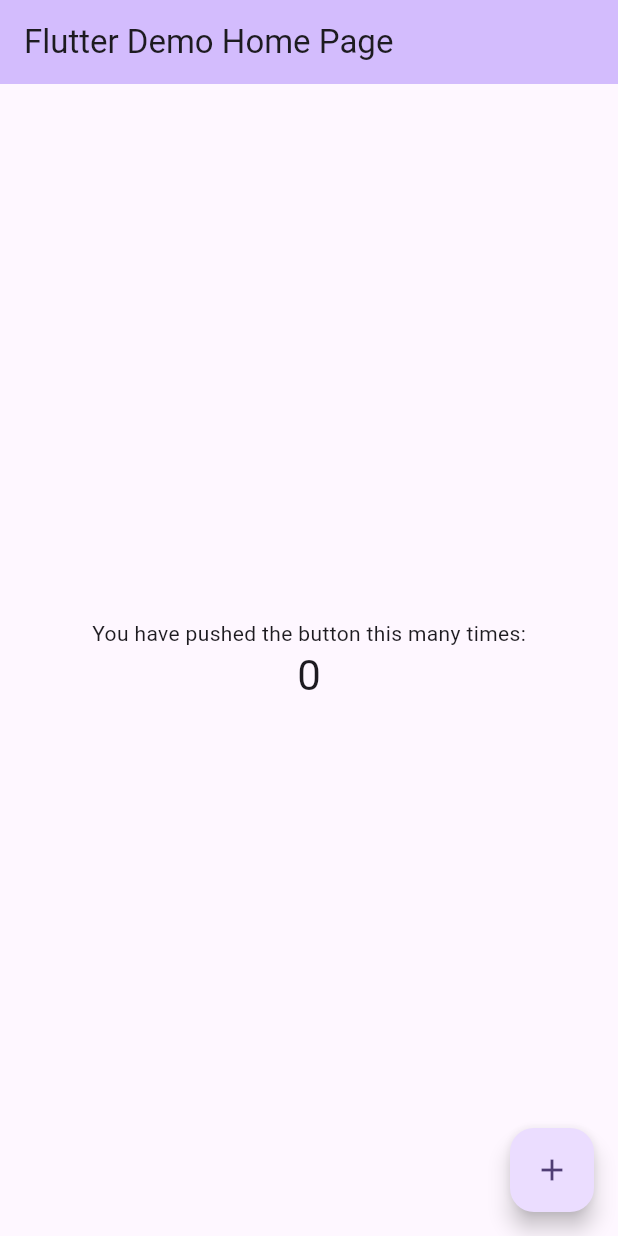
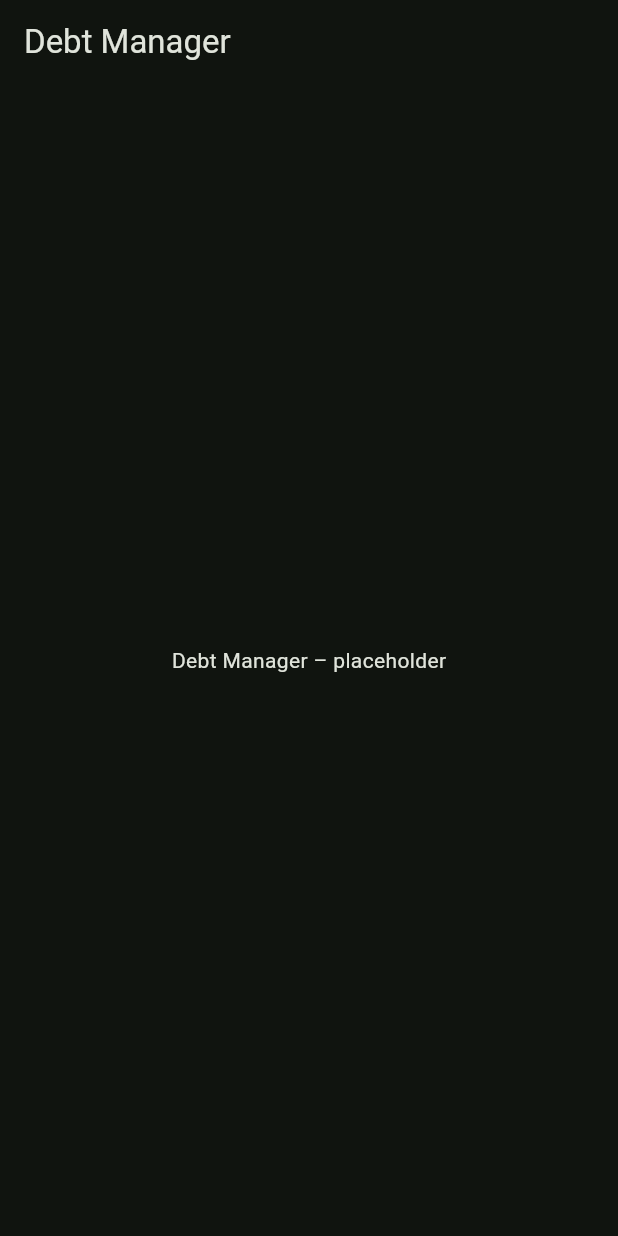
Before and after one commit to tahamoeini/debt_manager, a Flutter app: the screen it shows after launch, on a phone screen of 412 x 824 dp. Run offline on Flutter 3.47's test engine with Material 3 defaults, Android fonts, the phone set to English and light mode, and no system bars.

Commit message:
Set DebtManagerApp as entrypoint and update pubspec/.gitignore

```diff
--- /dev/null
+++ b/lib/app.dart
@@ -0,0 +1,29 @@
+import 'package:flutter/material.dart';
+
+class DebtManagerApp extends StatelessWidget {
+	const DebtManagerApp({super.key});
+
+	@override
+	Widget build(BuildContext context) {
+		return MaterialApp(
+			title: 'Debt Manager',
+			debugShowCheckedModeBanner: false,
+			themeMode: ThemeMode.dark,
+			theme: ThemeData(
+				useMaterial3: true,
+				colorScheme: ColorScheme.fromSeed(
+					seedColor: const Color(0xFF4CAF50),
+					brightness: Brightness.dark,
+				),
+			),
+			home: Scaffold(
+				appBar: AppBar(
+					title: Text('Debt Manager'),
+				),
+				body: Center(
+					child: Text('Debt Manager – placeholder'),
+				),
+			),
+		);
+	}
+}
--- a/lib/main.dart
+++ b/lib/main.dart
@@ -1,122 +1,6 @@
 import 'package:flutter/material.dart';
+import 'app.dart';
 
 void main() {
-  runApp(const MyApp());
+  runApp(const DebtManagerApp());
 }
-
-class MyApp extends StatelessWidget {
-  const MyApp({super.key});
-
-  // This widget is the root of your application.
-  @override
-  Widget build(BuildContext context) {
-    return MaterialApp(
-      title: 'Flutter Demo',
-      theme: ThemeData(
-        // This is the theme of your application.
-        //
-        // TRY THIS: Try running your application with "flutter run". You'll see
-        // the application has a purple toolbar. Then, without quitting the app,
-        // try changing the seedColor in the colorScheme below to Colors.green
-        // and then invoke "hot reload" (save your changes or press the "hot
-        // reload" button in a Flutter-supported IDE, or press "r" if you used
-        // the command line to start the app).
-        //
-        // Notice that the counter didn't reset back to zero; the application
-        // state is not lost during the reload. To reset the state, use hot
-        // restart instead.
-        //
-        // This works for code too, not just values: Most code changes can be
-        // tested with just a hot reload.
-        colorScheme: .fromSeed(seedColor: Colors.deepPurple),
-      ),
-      home: const MyHomePage(title: 'Flutter Demo Home Page'),
-    );
-  }
-}
-
-class MyHomePage extends StatefulWidget {
-  const MyHomePage({super.key, required this.title});
-
-  // This widget is the home page of your application. It is stateful, meaning
-  // that it has a State object (defined below) that contains fields that affect
-  // how it looks.
-
-  // This class is the configuration for the state. It holds the values (in this
-  // case the title) provided by the parent (in this case the App widget) and
-  // used by the build method of the State. Fields in a Widget subclass are
-  // always marked "final".
-
-  final String title;
-
-  @override
-  State<MyHomePage> createState() => _MyHomePageState();
-}
-
-class _MyHomePageState extends State<MyHomePage> {
-  int _counter = 0;
-
-  void _incrementCounter() {
-    setState(() {
-      // This call to setState tells the Flutter framework that something has
-      // changed in this State, which causes it to rerun the build method below
-      // so that the display can reflect the updated values. If we changed
-      // _counter without calling setState(), then the build method would not be
-      // called again, and so nothing would appear to happen.
-      _counter++;
-    });
-  }
-
-  @override
-  Widget build(BuildContext context) {
-    // This method is rerun every time setState is called, for instance as done
-    // by the _incrementCounter method above.
-    //
-    // The Flutter framework has been optimized to make rerunning build methods
-    // fast, so that you can just rebuild anything that needs updating rather
-    // than having to individually change instances of widgets.
-    return Scaffold(
-      appBar: AppBar(
-        // TRY THIS: Try changing the color here to a specific color (to
-        // Colors.amber, perhaps?) and trigger a hot reload to see the AppBar
-        // change color while the other colors stay the same.
-        backgroundColor: Theme.of(context).colorScheme.inversePrimary,
-        // Here we take the value from the MyHomePage object that was created by
-        // the App.build method, and use it to set our appbar title.
-        title: Text(widget.title),
-      ),
-      body: Center(
-        // Center is a layout widget. It takes a single child and positions it
-        // in the middle of the parent.
-        child: Column(
-          // Column is also a layout widget. It takes a list of children and
-          // arranges them vertically. By default, it sizes itself to fit its
-          // children horizontally, and tries to be as tall as its parent.
-          //
-          // Column has various properties to control how it sizes itself and
-          // how it positions its children. Here we use mainAxisAlignment to
-          // center the children vertically; the main axis here is the vertical
-          // axis because Columns are vertical (the cross axis would be
-          // horizontal).
-          //
-          // TRY THIS: Invoke "debug painting" (choose the "Toggle Debug Paint"
-          // action in the IDE, or press "p" in the console), to see the
-          // wireframe for each widget.
-          mainAxisAlignment: .center,
-          children: [
-            const Text('You have pushed the button this many times:'),
-            Text(
-              '$_counter',
-              style: Theme.of(context).textTheme.headlineMedium,
-            ),
-          ],
-        ),
-      ),
-      floatingActionButton: FloatingActionButton(
-        onPressed: _incrementCounter,
-        tooltip: 'Increment',
-        child: const Icon(Icons.add),
-      ),
-    );
-  }
-}
```
